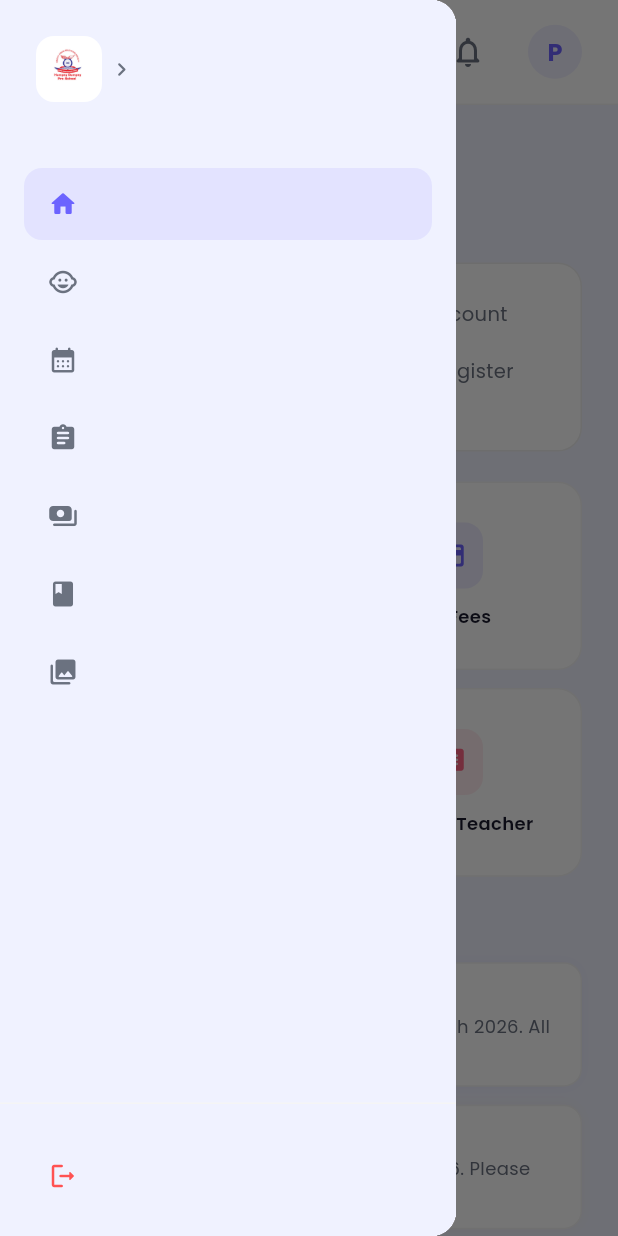
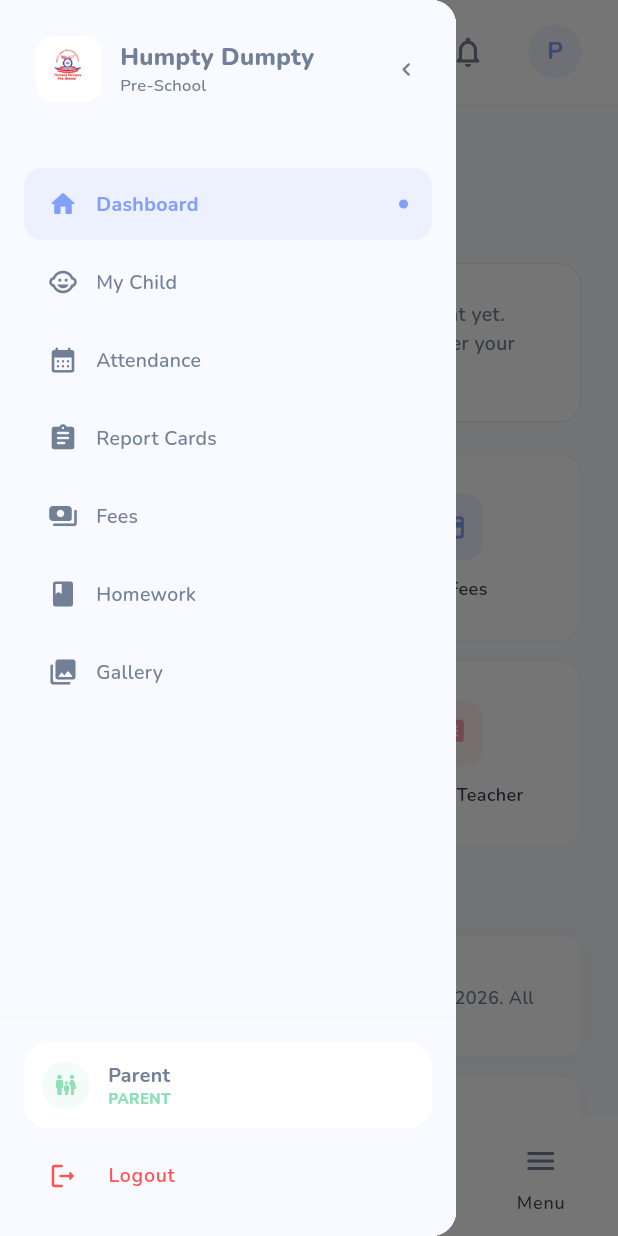
Before and after one commit to spjadhav123/HDPS, a Flutter app: the screen it shows once a user with an empty profile is signed in, in the side drawer, after a tap on "Humpty Dumpty", on a phone screen of 412 x 824 dp. Run offline on Flutter 3.47's test engine with Material 3 defaults, Android fonts, the phone set to English and light mode, and no system bars; drawn by our look-alikes of flutter_animate; our stand-ins replace cloud_firestore, file_picker, firebase_auth, firebase_core, firebase_storage, fl_chart and 6 more; missing offline and left inert: dart:js, excel, razorpay_flutter; accounts and stored records are empty; statements that could not run were skipped.

Commit message:
feat: implement Phase 1 (UI/UX) and Phase 2 (Mobile Bottom Nav) of architecture plan

```diff
--- a/lib/core/theme/app_theme.dart
+++ b/lib/core/theme/app_theme.dart
@@ -3,20 +3,21 @@ import 'package:flutter/material.dart';
 import 'package:google_fonts/google_fonts.dart';
 
 class AppTheme {
-  // Brand Colors
-  static const Color primary = Color(0xFF6C63FF);
-  static const Color primaryDark = Color(0xFF4A42D6);
-  static const Color secondary = Color(0xFFFF6584);
-  static const Color accent = Color(0xFF43C59E);
-  static const Color warning = Color(0xFFFFB347);
-  static const Color background = Color(0xFFF0F2FF);
+  // Brand Colors - Soft Pastel Preschool Palette
+  static const Color primary = Color(0xFF82A0FA);     // Soft Sky Blue
+  static const Color primaryDark = Color(0xFF5B7BD8); // Darker Blue for contrast
+  static const Color secondary = Color(0xFFFF9EAA);   // Soft Peach/Pink
+  static const Color accent = Color(0xFF8DE0B8);      // Mint Green
+  static const Color warning = Color(0xFFFFDA8A);     // Warm Yellow
+  static const Color background = Color(0xFFF9FAFF);  // Very soft blue/grey
   static const Color surface = Color(0xFFFFFFFF);
   static const Color cardBg = Color(0xFFFFFFFF);
-  static const Color textPrimary = Color(0xFF1A1A2E);
-  static const Color textSecondary = Color(0xFF6B7280);
-  static const Color sidebarBg = Color(0xFF1A1A2E);
+
+  static const Color textPrimary = Color(0xFF2D3748); // Softer dark text
+  static const Color textSecondary = Color(0xFF718096);
+  static const Color sidebarBg = Color(0xFF2D3748);
   static const Color sidebarText = Color(0xFFE2E8F0);
-  static const Color sidebarActive = Color(0xFF6C63FF);
+  static const Color sidebarActive = Color(0xFF82A0FA);
 
   static ThemeData get lightTheme {
     return ThemeData(
@@ -29,54 +30,56 @@ class AppTheme {
         surface: surface,
       ),
       scaffoldBackgroundColor: background,
-      textTheme: GoogleFonts.poppinsTextTheme().copyWith(
-        displayLarge: GoogleFonts.poppins(
+      textTheme: GoogleFonts.nunitoTextTheme().copyWith(
+        displayLarge: GoogleFonts.nunito(
           fontSize: 32,
+          fontWeight: FontWeight.w800,
+          color: textPrimary,
+        ),
+        headlineLarge: GoogleFonts.nunito(
+          fontSize: 24,
+          fontWeight: FontWeight.w800,
+          color: textPrimary,
+        ),
+        headlineMedium: GoogleFonts.nunito(
+          fontSize: 20,
           fontWeight: FontWeight.w700,
           color: textPrimary,
         ),
-        headlineLarge: GoogleFonts.poppins(
-          fontSize: 24,
+        titleLarge: GoogleFonts.nunito(
+          fontSize: 16,
           fontWeight: FontWeight.w700,
           color: textPrimary,
         ),
-        headlineMedium: GoogleFonts.poppins(
-          fontSize: 20,
-          fontWeight: FontWeight.w600,
-          color: textPrimary,
-        ),
-        titleLarge: GoogleFonts.poppins(
-          fontSize: 16,
-          fontWeight: FontWeight.w600,
-          color: textPrimary,
-        ),
-        bodyLarge: GoogleFonts.poppins(
+        bodyLarge: GoogleFonts.nunito(
           fontSize: 14,
           color: textPrimary,
+          fontWeight: FontWeight.w600,
         ),
-        bodyMedium: GoogleFonts.poppins(
+        bodyMedium: GoogleFonts.nunito(
           fontSize: 13,
           color: textSecondary,
+          fontWeight: FontWeight.w500,
         ),
       ),
       cardTheme: CardThemeData(
         color: cardBg,
         elevation: 0,
         shape: RoundedRectangleBorder(
-          borderRadius: BorderRadius.circular(16),
+          borderRadius: BorderRadius.circular(24),
         ),
       ),
       elevatedButtonTheme: ElevatedButtonThemeData(
         style: ElevatedButton.styleFrom(
           backgroundColor: primary,
           foregroundColor: Colors.white,
-          padding: const EdgeInsets.symmetric(horizontal: 24, vertical: 14),
+          padding: const EdgeInsets.symmetric(horizontal: 24, vertical: 16),
           shape: RoundedRectangleBorder(
-            borderRadius: BorderRadius.circular(12),
+            borderRadius: BorderRadius.circular(20),
           ),
-          textStyle: GoogleFonts.poppins(
-            fontSize: 14,
-            fontWeight: FontWeight.w600,
+          textStyle: GoogleFonts.nunito(
+            fontSize: 15,
+            fontWeight: FontWeight.w800,
           ),
         ),
       ),
@@ -84,26 +87,26 @@ class AppTheme {
         filled: true,
         fillColor: Colors.white,
         border: OutlineInputBorder(
-          borderRadius: BorderRadius.circular(12),
-          borderSide: const BorderSide(color: Color(0xFFE5E7EB)),
+          borderRadius: BorderRadius.circular(20),
+          borderSide: const BorderSide(color: Color(0xFFE2E8F0)),
         ),
         enabledBorder: OutlineInputBorder(
-          borderRadius: BorderRadius.circular(12),
-          borderSide: const BorderSide(color: Color(0xFFE5E7EB)),
+          borderRadius: BorderRadius.circular(20),
+          borderSide: const BorderSide(color: Color(0xFFE2E8F0)),
         ),
         focusedBorder: OutlineInputBorder(
-          borderRadius: BorderRadius.circular(12),
+          borderRadius: BorderRadius.circular(20),
           borderSide: const BorderSide(color: primary, width: 2),
         ),
         contentPadding:
-            const EdgeInsets.symmetric(horizontal: 16, vertical: 14),
+            const EdgeInsets.symmetric(horizontal: 20, vertical: 16),
       ),
       appBarTheme: AppBarTheme(
         backgroundColor: surface,
         elevation: 0,
-        titleTextStyle: GoogleFonts.poppins(
+        titleTextStyle: GoogleFonts.nunito(
           fontSize: 18,
-          fontWeight: FontWeight.w600,
+          fontWeight: FontWeight.w700,
           color: textPrimary,
         ),
       ),
--- a/lib/features/dashboard/dashboard_shell.dart
+++ b/lib/features/dashboard/dashboard_shell.dart
@@ -7,6 +7,7 @@ import '../../core/theme/app_theme.dart';
 import '../../core/providers/auth_provider.dart';
 import '../../core/constants/app_constants.dart';
 import '../../core/providers/notification_provider.dart';
+import '../../shared/widgets/responsive_layout.dart';
 
 class NavItem {
   final String label;
@@ -91,12 +92,15 @@ class _DashboardShellState extends ConsumerState<DashboardShell>
 
     return Scaffold(
       key: _scaffoldKey,
-      drawer: MediaQuery.of(context).size.width < 1100
+      drawer: ResponsiveLayout.isMobile(context)
           ? Drawer(child: _buildSidebar(user, roleColor, navItems, currentPath, unreadCount))
+          : null,
+      bottomNavigationBar: ResponsiveLayout.isMobile(context)
+          ? _buildBottomNav(roleColor, navItems, currentPath, user, unreadCount)
           : null,
       body: Row(
         children: [
-          if (MediaQuery.of(context).size.width >= 1100)
+          if (!ResponsiveLayout.isMobile(context))
             _buildSidebar(user, roleColor, navItems, currentPath, unreadCount)
                 .animate()
                 .fadeIn(duration: 350.ms),
@@ -137,11 +141,6 @@ class _DashboardShellState extends ConsumerState<DashboardShell>
       ),
       child: Row(
         children: [
-          if (MediaQuery.of(context).size.width < 1100)
-            IconButton(
-              onPressed: () => _scaffoldKey.currentState?.openDrawer(),
-              icon: const Icon(Icons.menu_rounded),
-            ),
           const Spacer(),
           Stack(
             children: [
@@ -228,7 +227,11 @@ class _DashboardShellState extends ConsumerState<DashboardShell>
 
   Widget _buildSidebarHeader() {
     return GestureDetector(
-      onTap: () => setState(() => _sidebarExpanded = !_sidebarExpanded),
+      onTap: () {
+        if (!ResponsiveLayout.isMobile(context)) {
+          setState(() => _sidebarExpanded = !_sidebarExpanded);
+        }
+      },
       child: Container(
         padding: const EdgeInsets.all(24),
         child: Row(
@@ -453,6 +456,45 @@ class _DashboardShellState extends ConsumerState<DashboardShell>
   }
 
 
+  Widget _buildBottomNav(Color roleColor, List<NavItem> items, String currentPath, AuthUser user, int unreadCount) {
+    final bool needsMenu = items.length > 4;
+    final int maxVisible = needsMenu ? 3 : 4;
+    final visibleItems = items.take(maxVisible).toList();
+
+    int currentIndex = visibleItems.indexWhere((item) =>
+        currentPath == item.path || (item.path != '/admin' && currentPath.startsWith(item.path)));
+
+    if (currentIndex == -1 && !needsMenu) currentIndex = 0;
+
+    return NavigationBar(
+      selectedIndex: currentIndex == -1 ? maxVisible : currentIndex,
+      onDestinationSelected: (index) {
+        if (needsMenu && index == maxVisible) {
+          _scaffoldKey.currentState?.openDrawer();
+        } else {
+          context.go(visibleItems[index].path);
+        }
+      },
+      backgroundColor: Colors.white,
+      indicatorColor: roleColor.withOpacity(0.2),
+      destinations: [
+        ...visibleItems.map((item) {
+          return NavigationDestination(
+            icon: Icon(item.icon, color: AppTheme.textSecondary),
+            selectedIcon: Icon(item.icon, color: roleColor),
+            label: item.label,
+          );
+        }),
+        if (needsMenu)
+          NavigationDestination(
+            icon: const Icon(Icons.menu_rounded, color: AppTheme.textSecondary),
+            selectedIcon: Icon(Icons.menu_rounded, color: roleColor),
+            label: 'Menu',
+          ),
+      ],
+    );
+  }
+
   void _showForceChangePasswordDialog(BuildContext context) {
     // Check if it's already showing
     if (ModalRoute.of(context)?.isCurrent == false) return;
```
